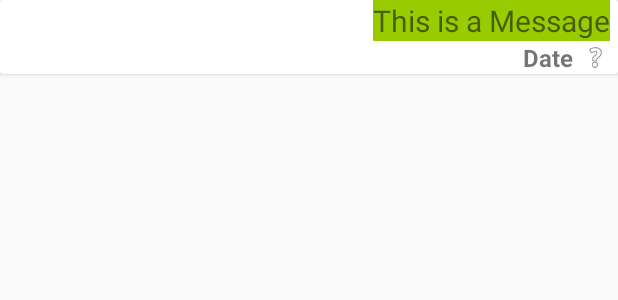
After one commit to Singh-Sumeet/CampusExchange, an Android app: the layout card_chat.xml on its own in the app's theme, with its tools: preview values and no code run, on a phone screen of 412 x 824 dp. The commit adds this screen. Shown: the top 300 px of the screen. Run offline under Robolectric (Android 15) with nearby library versions, the phone set to English and light mode, and no system bars.

Commit message:
Chat Page Almost Done

```diff
--- a/app/src/main/AndroidManifest.xml
+++ b/app/src/main/AndroidManifest.xml
@@ -13,10 +13,11 @@
         android:supportsRtl="true"
         android:theme="@style/AppTheme"
         android:usesCleartextTraffic="true">
+        <activity android:name=".ChatActivity"></activity>
         <activity
             android:name=".ItemActivity"
-            android:parentActivityName=".HomeActivity"
-            android:label="Item Details"/>
+            android:label="Item Details"
+            android:parentActivityName=".HomeActivity" />
         <activity android:name=".HomeActivity" />
         <activity
             android:name=".RegisterActivity"
--- a/app/src/main/java/Required/FeedViewAdapter.java
+++ b/app/src/main/java/Required/FeedViewAdapter.java
@@ -8,7 +8,6 @@ import android.view.View;
 import android.view.ViewGroup;
 import android.widget.ImageView;
 import android.widget.TextView;
-import android.widget.Toast;
 
 import androidx.annotation.NonNull;
 import androidx.constraintlayout.widget.ConstraintLayout;
@@ -49,7 +48,7 @@ public class FeedViewAdapter extends RecyclerView.Adapter<FeedViewAdapter.FeedVi
     @Override
     public FeedViewHolder onCreateViewHolder(@NonNull ViewGroup parent, int viewType) {
         LayoutInflater inflater = LayoutInflater.from(context);
-        View view = inflater.inflate(R.layout.row_feed, parent, false);
+        View view = inflater.inflate(R.layout.card_feed, parent, false);
         return new FeedViewHolder(view);
     }
 
@@ -71,7 +70,8 @@ public class FeedViewAdapter extends RecyclerView.Adapter<FeedViewAdapter.FeedVi
                 itemIntent.putExtra("Price", prices.get(position));
                 itemIntent.putExtra("Image", imagesUrl.get(position));
                 itemIntent.putExtra("Date", dates.get(position).toString());
-                itemIntent.putExtra("Person", users.get(position).get("Name").toString());
+                itemIntent.putExtra("PersonName", users.get(position).get("Name").toString());
+                itemIntent.putExtra("PersonUID", users.get(position).get("UID").toString());
                 context.startActivity(itemIntent);
             }
         });
--- a/app/src/main/java/com/example/campusexchange/HomeActivity.java
+++ b/app/src/main/java/com/example/campusexchange/HomeActivity.java
@@ -70,7 +70,7 @@ public class HomeActivity extends AppCompatActivity {
                         for(QueryDocumentSnapshot item: task.getResult()) {
                             names.add(item.getString("Name"));
                             descriptions.add(item.getString("Description"));
-                            categories.add(item.getString("Categories"));
+                            categories.add(item.getString("Category"));
                             prices.add(item.getString("Price"));
                             imagesUrl.add(item.getString("Image"));
                             dates.add(item.getDate("Date"));
--- a/app/src/main/res/layout/activity_item.xml
+++ b/app/src/main/res/layout/activity_item.xml
@@ -46,8 +46,8 @@
         android:text="Category"
         android:textSize="20sp"
         android:textStyle="italic"
-        app:layout_constraintEnd_toEndOf="@+id/itemImage"
-        app:layout_constraintTop_toTopOf="@+id/itemName" />
+        app:layout_constraintBottom_toBottomOf="@+id/itemName"
+        app:layout_constraintEnd_toEndOf="@+id/itemImage" />
 
     <TextView
         android:id="@+id/itemPrice"
--- /dev/null
+++ b/app/src/main/res/layout/card_chat.xml
@@ -0,0 +1,59 @@
+<?xml version="1.0" encoding="utf-8"?>
+<androidx.constraintlayout.widget.ConstraintLayout
+    xmlns:android="http://schemas.android.com/apk/res/android"
+    xmlns:app="http://schemas.android.com/apk/res-auto"
+    xmlns:tools="http://schemas.android.com/tools"
+    android:layout_width="match_parent"
+    android:layout_height="match_parent">
+
+    <androidx.cardview.widget.CardView
+        android:layout_width="match_parent"
+        android:layout_height="wrap_content"
+        app:layout_constraintEnd_toEndOf="parent"
+        app:layout_constraintStart_toStartOf="parent"
+        app:layout_constraintTop_toTopOf="parent">
+
+        <androidx.constraintlayout.widget.ConstraintLayout
+            android:id="@+id/chatCardLayout"
+            android:layout_width="match_parent"
+            android:layout_height="match_parent">
+
+            <TextView
+                android:id="@+id/chatMessageText"
+                android:layout_width="wrap_content"
+                android:layout_height="wrap_content"
+                android:layout_marginStart="5dp"
+                android:layout_marginEnd="5dp"
+                android:background="@android:color/holo_green_light"
+                android:text="This is a Message"
+                android:textSize="20sp"
+                app:layout_constraintEnd_toEndOf="parent"
+                app:layout_constraintHorizontal_bias="1.0"
+                app:layout_constraintStart_toStartOf="parent"
+                app:layout_constraintTop_toTopOf="parent" />
+
+            <TextView
+                android:id="@+id/chatMessageDate"
+                android:layout_width="wrap_content"
+                android:layout_height="wrap_content"
+                android:layout_marginEnd="5dp"
+                android:text="Date"
+                android:textSize="16sp"
+                android:textStyle="bold"
+                app:layout_constraintBottom_toBottomOf="parent"
+                app:layout_constraintEnd_toStartOf="@+id/imageView"
+                app:layout_constraintTop_toBottomOf="@+id/chatMessageText" />
+
+            <ImageView
+                android:id="@+id/imageView"
+                android:layout_width="19dp"
+                android:layout_height="19dp"
+                android:layout_marginEnd="5dp"
+                app:layout_constraintBottom_toBottomOf="@+id/chatMessageDate"
+                app:layout_constraintEnd_toEndOf="parent"
+                app:layout_constraintTop_toTopOf="@+id/chatMessageDate"
+                app:srcCompat="@android:drawable/ic_menu_help" />
+        </androidx.constraintlayout.widget.ConstraintLayout>
+    </androidx.cardview.widget.CardView>
+
+</androidx.constraintlayout.widget.ConstraintLayout>
--- a/app/src/main/res/layout/row_feed.xml
+++ b/app/src/main/res/layout/card_feed.xml
@@ -39,8 +39,8 @@
                 android:text="Category"
                 android:textSize="16sp"
                 android:textStyle="italic"
-                app:layout_constraintBottom_toBottomOf="@+id/feedName"
-                app:layout_constraintStart_toEndOf="@+id/feedDescription" />
+                app:layout_constraintEnd_toEndOf="@+id/feedPrice"
+                app:layout_constraintTop_toTopOf="@+id/feedName" />
 
             <TextView
                 android:id="@+id/feedName"
--- a/app/src/main/res/values/colors.xml
+++ b/app/src/main/res/values/colors.xml
@@ -3,4 +3,6 @@
     <color name="colorPrimary">#6200EE</color>
     <color name="colorPrimaryDark">#3700B3</color>
     <color name="colorAccent">#03DAC5</color>
+    <color name="messageSent">#6e9a44</color>
+    <color name="messageRecieved">#d5e2ed</color>
 </resources>
```
Also changed, not shown: app/src/main/java/Required/ChatViewAdapter.java (added, +87 -0 lines), app/src/main/java/com/example/campusexchange/ChatActivity.java (added, +116 -0 lines), app/src/main/java/com/example/campusexchange/ItemActivity.java (+103 -3 lines), app/src/main/java/com/example/campusexchange/MainActivity.java (+8 -2 lines), app/src/main/res/layout/activity_chat.xml (added, +46 -0 lines), 1 other file.
